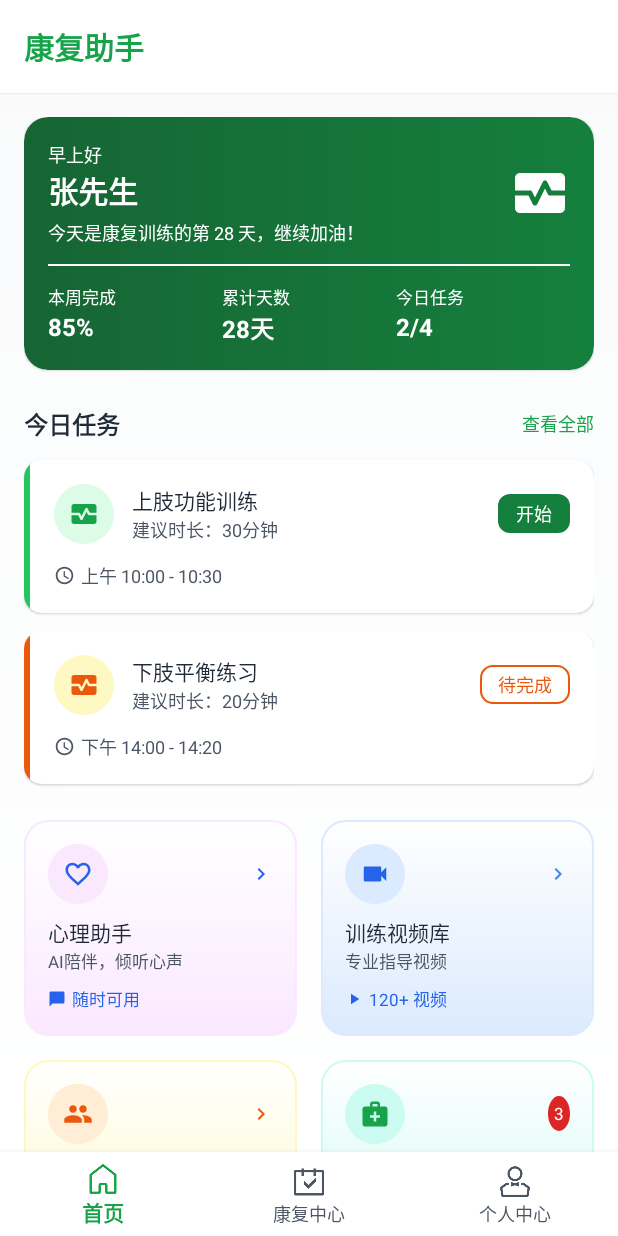
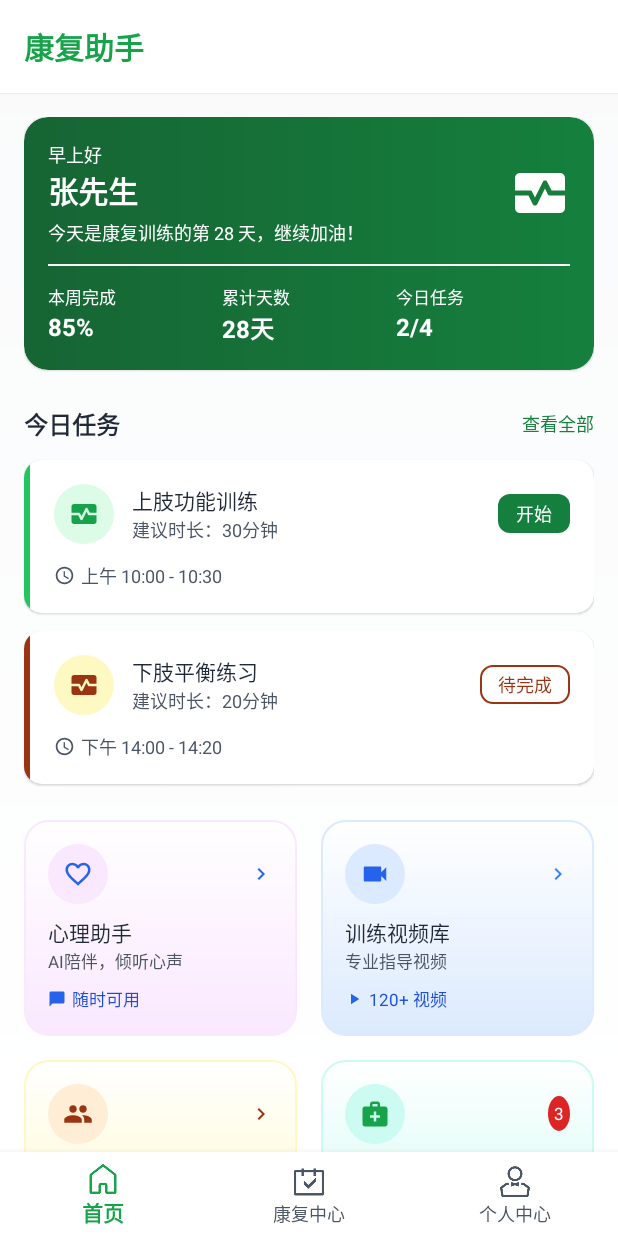
Before and after one commit to aizf27/WinsRehab, an Android app built with Jetpack Compose: the pt_homeFragment screen opened directly, with no data from a screen before it, on a phone screen of 412 x 824 dp. Run offline under Robolectric (Android 15) with nearby library versions, the phone set to English and light mode, and no system bars; our stand-ins replace Room's generated code, navigation-ui.

Commit message:
W1 UI 基础 第4轮：非白字对比度达标 + 守卫扩到任意文字
- 令牌就地加深：on_surface_tertiary #9CA3AF→#6B7280（作文字 4.83/4.63），warning #EA580C→#9A3412（作文字 7.31、容器底 5.99–6.80），一次转绿 20 处提示/空态与 4 处警示文字
- 11 处布局换深档：容器底上的状态/链接文字改 brand_doctor_primary_dark / brand_patient_primary_dark / brand_patient_primary_deep；进行中胶囊改为 status_pending 实底 + on_primary 白字（5.17）；outline 不再当文字色
- DesignTokenTableTest 新增「任意文字必须落在达标底上」：覆盖 textColor / textColorHint（走 style 链与 selector 逐状态）与 on_primary 白图标，底只认 solid/gradient 且显式排除 stroke（否则 bg_button_secondary 误报）
- design.md D1 把「容器底 × 前景色」改成可执行达标组合表，补彩色文字可用性实测与失效控件豁免说明，D8 记录守卫口径
- colors.xml 逐色注释统一三档表述（A ≥4.5 / B 3.0–4.5 仅大字 / C <3.0 禁作文字与其底）

遗留说明：AndroidManifest.xml:42 的 DtInfoActivity 死声明（MissingClass）不在本组执行边界，留到第 2 组随主题改造一并删除，本轮未改该文件。

验证：:app:assembleDebug + :app:testDebugUnitTest 全绿（63 tests / 0 failures）；:app:lintDebug 回到基线口径 4 errors / 546 warnings / 2 hints（唯一 error 即上述遗留 MissingClass）

```diff
--- a/app/src/main/res/layout/activity_create_rehab_plan.xml
+++ b/app/src/main/res/layout/activity_create_rehab_plan.xml
@@ -283,7 +283,7 @@
                     android:layout_height="wrap_content"
                     android:layout_marginTop="@dimen/space_4"
                     android:text="点击右上角‘添加任务’开始创建" android:textAppearance="@style/TextAppearance.WinsRehab.Body12"
-                    android:textColor="@color/outline"
+                    android:textColor="@color/on_surface_tertiary"
                 />
             </LinearLayout>
         </LinearLayout>
--- a/app/src/main/res/layout/fragment_dt_home.xml
+++ b/app/src/main/res/layout/fragment_dt_home.xml
@@ -230,7 +230,7 @@
                         android:layout_width="wrap_content"
                         android:layout_height="wrap_content"
                         android:text="15位患者"
-                        android:textColor="@color/primary" android:textAppearance="@style/TextAppearance.WinsRehab.Body12"
+                        android:textColor="@color/brand_doctor_primary_dark" android:textAppearance="@style/TextAppearance.WinsRehab.Body12"
                         android:textStyle="bold"/>
                 </LinearLayout>
 
@@ -284,7 +284,7 @@
                         android:layout_width="wrap_content"
                         android:layout_height="wrap_content"
                         android:text="3个待审核"
-                        android:textColor="@color/primary" android:textAppearance="@style/TextAppearance.WinsRehab.Body12"
+                        android:textColor="@color/brand_doctor_primary_dark" android:textAppearance="@style/TextAppearance.WinsRehab.Body12"
                         android:textStyle="bold"/>
                 </LinearLayout>
 
@@ -321,7 +321,7 @@
                         android:layout_width="wrap_content"
                         android:layout_height="wrap_content"
                         android:text="2个待制定"
-                        android:textColor="@color/brand_patient_primary" android:textAppearance="@style/TextAppearance.WinsRehab.Body12"
+                        android:textColor="@color/brand_patient_primary_dark" android:textAppearance="@style/TextAppearance.WinsRehab.Body12"
                         android:textStyle="bold"/>
                 </LinearLayout>
 
--- a/app/src/main/res/layout/fragment_pt_home.xml
+++ b/app/src/main/res/layout/fragment_pt_home.xml
@@ -190,7 +190,7 @@
                     android:layout_width="wrap_content"
                     android:layout_height="wrap_content"
                     android:text="查看全部"
-                    android:textColor="@color/brand_patient_primary" android:textAppearance="@style/TextAppearance.WinsRehab.Body12"/>
+                    android:textColor="@color/brand_patient_primary_dark" android:textAppearance="@style/TextAppearance.WinsRehab.Body12"/>
             </LinearLayout>
 
             <!-- 任务 1 (绿色) -->
@@ -381,7 +381,7 @@
 
                     <LinearLayout android:layout_width="wrap_content" android:layout_height="wrap_content" android:gravity="center_vertical">
                         <ImageView android:layout_width="12dp" android:layout_height="12dp" android:src="@drawable/ic_message" app:tint="@color/primary"/>
-                        <TextView android:text="随时可用" android:textAppearance="@style/TextAppearance.WinsRehab.Caption11" android:textColor="@color/primary" android:layout_marginStart="@dimen/space_4" android:layout_width="wrap_content" android:layout_height="wrap_content"/>
+                        <TextView android:text="随时可用" android:textAppearance="@style/TextAppearance.WinsRehab.Caption11" android:textColor="@color/brand_doctor_primary_dark" android:layout_marginStart="@dimen/space_4" android:layout_width="wrap_content" android:layout_height="wrap_content"/>
                     </LinearLayout>
                 </LinearLayout>
 
@@ -411,7 +411,7 @@
 
                     <LinearLayout android:layout_width="wrap_content" android:layout_height="wrap_content" android:gravity="center_vertical">
                         <ImageView android:layout_width="12dp" android:layout_height="12dp" android:src="@drawable/ic_play" app:tint="@color/primary"/>
-                        <TextView android:text="120+ 视频" android:textAppearance="@style/TextAppearance.WinsRehab.Caption11" android:textColor="@color/primary" android:layout_marginStart="@dimen/space_4" android:layout_width="wrap_content" android:layout_height="wrap_content"/>
+                        <TextView android:text="120+ 视频" android:textAppearance="@style/TextAppearance.WinsRehab.Caption11" android:textColor="@color/brand_doctor_primary_dark" android:layout_marginStart="@dimen/space_4" android:layout_width="wrap_content" android:layout_height="wrap_content"/>
                     </LinearLayout>
                 </LinearLayout>
             </LinearLayout>
@@ -468,7 +468,7 @@
                     <TextView android:text="李医生的专业建议" android:textAppearance="@style/TextAppearance.WinsRehab.Caption11" android:textColor="@color/on_surface_secondary" android:layout_marginBottom="@dimen/space_8" android:layout_width="wrap_content" android:layout_height="wrap_content"/>
                     <LinearLayout android:layout_width="wrap_content" android:layout_height="wrap_content" android:gravity="center_vertical">
                         <ImageView android:layout_width="12dp" android:layout_height="12dp" android:src="@drawable/ic_message" app:tint="@color/success"/>
-                        <TextView android:text="3条新消息" android:textAppearance="@style/TextAppearance.WinsRehab.Caption11" android:textColor="@color/success" android:layout_marginStart="@dimen/space_4" android:layout_width="wrap_content" android:layout_height="wrap_content"/>
+                        <TextView android:text="3条新消息" android:textAppearance="@style/TextAppearance.WinsRehab.Caption11" android:textColor="@color/brand_patient_primary_deep" android:layout_marginStart="@dimen/space_4" android:layout_width="wrap_content" android:layout_height="wrap_content"/>
                     </LinearLayout>
                 </LinearLayout>
             </LinearLayout>
--- a/app/src/main/res/layout/item_key_patient.xml
+++ b/app/src/main/res/layout/item_key_patient.xml
@@ -100,7 +100,7 @@
                 android:layout_height="wrap_content"
                 android:layout_marginTop="@dimen/space_4"
                 android:text="肌力↑"
-                android:textColor="@color/success" android:textAppearance="@style/TextAppearance.WinsRehab.Body12" />
+                android:textColor="@color/brand_patient_primary_dark" android:textAppearance="@style/TextAppearance.WinsRehab.Body12" />
 
             <!-- 异常提醒红点 -->
             <ImageView
--- a/app/src/main/res/layout/item_rehab_plan.xml
+++ b/app/src/main/res/layout/item_rehab_plan.xml
@@ -63,9 +63,9 @@
                     android:layout_width="wrap_content"
                     android:layout_height="wrap_content"
                     android:text="进行中" android:textAppearance="@style/TextAppearance.WinsRehab.Body12"
-                    android:textColor="@color/status_pending"
+                    android:textColor="@color/on_primary"
                     android:background="@drawable/bg_chip"
-                    android:backgroundTint="@color/primary_container"
+                    android:backgroundTint="@color/status_pending"
                     android:paddingHorizontal="@dimen/space_12"
                     android:paddingVertical="@dimen/space_4"/>
 
--- a/app/src/main/res/values/colors.xml
+++ b/app/src/main/res/values/colors.xml
@@ -1,53 +1,57 @@
 <?xml version="1.0" encoding="utf-8"?>
 <resources>
     <!-- 界面唯一取色处：只保留语义名，改一处即全站生效 -->
-    <!-- 每色末尾标注与 on_primary（白）的对比度：≥4.5 才可承载白字白图标，<4.5 只能作深底装饰或深底上的文字色 -->
+    <!-- 对比度三档判定（口径见 openspec/changes/ui-foundation-and-page-wiring/design.md D1）：
+         A 档 ≥4.5:1 —— 可承载白字白图标，也可作任意字号文字；
+         B 档 3.0–4.5:1 —— 只能作 ≥18sp 或 ≥14sp bold 的大字，或深底上的文字、图标与装饰填充；
+         C 档 <3.0:1 —— 禁作任何文字与其底，只作描边、分隔线、遮罩与纯装饰。
+         每色注释给两件事：与白字(on_primary)的实测比值；该色作文字时的档位。 -->
 
     <!-- 双端品牌色 -->
-    <color name="brand_doctor_primary">#FF2563EB</color> <!-- 医生端主色；白字 5.17:1 可用 -->
-    <color name="brand_doctor_primary_dark">#FF1D4ED8</color> <!-- 医生端主色深、渐变深端；白字 6.70:1 可用 -->
-    <color name="brand_patient_primary">#FF16A34A</color> <!-- 患者端主色；白字 3.30:1 不足，仅作装饰填充与浅底上的文字 -->
-    <color name="brand_patient_primary_light">#FF22C55E</color> <!-- 患者端辅绿、进度条填充；白字 2.28:1 不足 -->
-    <color name="brand_patient_primary_dark">#FF15803D</color> <!-- 患者端主色深、绿底操作与绿底白字；白字 5.02:1 可用 -->
-    <color name="brand_patient_primary_deep">#FF166534</color> <!-- 患者端主色更深、绿底渐变深端；白字 7.13:1 可用 -->
+    <color name="brand_doctor_primary">#FF2563EB</color> <!-- 医生端主色；白字 5.17:1，作文字 A 档（容器底上仅 4.24–4.81:1 不达标，容器底请用 _dark） -->
+    <color name="brand_doctor_primary_dark">#FF1D4ED8</color> <!-- 医生端主色深、渐变深端；白字 6.70:1，作文字 A 档（浅底与容器底 5.49–6.24:1 全达标） -->
+    <color name="brand_patient_primary">#FF16A34A</color> <!-- 患者端主色；白字 3.30:1，作文字 B 档（只够大字；浅底文字请用 _dark/_deep，填充与图标可用本档） -->
+    <color name="brand_patient_primary_light">#FF22C55E</color> <!-- 患者端辅绿、进度条填充；白字 2.28:1，C 档禁作文字与白字底 -->
+    <color name="brand_patient_primary_dark">#FF15803D</color> <!-- 患者端主色深、绿底操作与绿底白字；白字 5.02:1，作文字 A 档（surface/surface_variant 5.02/4.80，success_container 4.57 达标） -->
+    <color name="brand_patient_primary_deep">#FF166534</color> <!-- 患者端主色更深、绿底渐变深端；白字 7.13:1，作文字 A 档（6 个容器底 5.84–6.64:1 全达标） -->
 
     <!-- 表面与文字 -->
-    <color name="surface">#FFFFFFFF</color> <!-- 卡片与页面底色；白字 1.00:1 不可承载 -->
-    <color name="surface_variant">#FFF9FAFB</color> <!-- 次级表面、浅色底块；白字 1.05:1 不可承载 -->
-    <color name="on_surface">#FF1F2937</color> <!-- 主要文字；白字 14.68:1 可用（深底反白） -->
-    <color name="on_surface_secondary">#FF4B5563</color> <!-- 次要文字；白字 7.56:1 可用 -->
-    <color name="on_surface_tertiary">#FF9CA3AF</color> <!-- 提示文字与占位；白字 2.54:1 不足 -->
-    <color name="outline">#FFD1D5DB</color> <!-- 描边；白字 1.47:1 不可承载 -->
-    <color name="divider">#FFE5E7EB</color> <!-- 分隔线；白字 1.24:1 不可承载 -->
+    <color name="surface">#FFFFFFFF</color> <!-- 卡片与页面底色；白字 1.00:1，C 档禁作文字与白字底 -->
+    <color name="surface_variant">#FFF9FAFB</color> <!-- 次级表面、浅色底块；白字 1.05:1，C 档禁作文字与白字底 -->
+    <color name="on_surface">#FF1F2937</color> <!-- 主要文字、正文与标题；白字 14.68:1，作文字 A 档（容器底 12.03–13.67:1） -->
+    <color name="on_surface_secondary">#FF4B5563</color> <!-- 次要文字、标签与辅助信息；白字 7.56:1，作文字 A 档（容器底 6.19–7.04:1） -->
+    <color name="on_surface_tertiary">#FF6B7280</color> <!-- 三级文字、提示与空态；白字 4.83:1，作文字 A 档（仅 surface/surface_variant 4.83/4.63；容器底 3.96–4.50 不达标） -->
+    <color name="outline">#FFD1D5DB</color> <!-- 描边；白字 1.47:1，C 档禁作文字 -->
+    <color name="divider">#FFE5E7EB</color> <!-- 分隔线；白字 1.24:1，C 档禁作文字 -->
 
     <!-- 通用主色与反色文字 -->
-    <color name="primary">#FF2563EB</color> <!-- 主操作色、蓝底按钮与渐变浅端；白字 5.17:1 可用 -->
-    <color name="on_primary">#FFFFFFFF</color> <!-- 主色上的文字与图标（白） -->
+    <color name="primary">#FF2563EB</color> <!-- 主操作色、蓝底按钮与渐变浅端；白字 5.17:1，作文字 A 档（容器底 4.24–4.81 不达标，容器底请用 brand_doctor_primary_dark） -->
+    <color name="on_primary">#FFFFFFFF</color> <!-- 主色上的文字与图标（白）；只允许落在 A 档实底上 -->
 
     <!-- 语义反馈色 -->
-    <color name="success">#FF16A34A</color> <!-- 成功、已完成；白字 3.30:1 不足，仅作浅底上的文字与装饰 -->
-    <color name="warning">#FFEA580C</color> <!-- 警示、待处理；白字 3.56:1 不足 -->
-    <color name="danger">#FFDC2626</color> <!-- 错误、驳回；白字 4.83:1 可用 -->
-    <color name="info">#FF3B82F6</color> <!-- 信息提示、标签选中色；白字 3.68:1 不足 -->
+    <color name="success">#FF16A34A</color> <!-- 成功、已完成（图标与填充）；白字 3.30:1，作文字 B 档（只够大字；正文字请用 brand_patient_primary_dark/_deep） -->
+    <color name="warning">#FF9A3412</color> <!-- 警示、待处理；白字 7.31:1，作文字 A 档（浅底 7.31、容器底 5.99–6.80:1 全达标） -->
+    <color name="danger">#FFDC2626</color> <!-- 错误、驳回；白字 4.83:1，作文字 A 档（浅底 4.83；容器底 3.96–4.50 不达标） -->
+    <color name="info">#FF3B82F6</color> <!-- 信息提示、标签选中色；白字 3.68:1，作文字 B 档（只够大字；容器底 3.01–3.42 不达标） -->
 
     <!-- 禁用与遮罩 -->
-    <color name="disabled_bg">#FFE5E7EB</color> <!-- 禁用态底色；白字 1.24:1 不可承载 -->
-    <color name="disabled_fg">#FF9CA3AF</color> <!-- 禁用态前景；白字 2.54:1 不足 -->
-    <color name="scrim">#33000000</color> <!-- 半透明遮罩与阴影；半透明不承载白字 -->
+    <color name="disabled_bg">#FFE5E7EB</color> <!-- 禁用态底色；白字 1.24:1，C 档只作底 -->
+    <color name="disabled_fg">#FF9CA3AF</color> <!-- 禁用态前景；白字 2.54:1，C 档；失效控件不受 4.5 门槛约束（WCAG 1.4.3 豁免），仅表示不可操作 -->
+    <color name="scrim">#33000000</color> <!-- 半透明遮罩与阴影；半透明不承载任何文字 -->
 
-    <!-- 浅色容器底：卡片、图标圆底、标签底专用，一律配 on_surface 系文字，不配 on_primary -->
-    <color name="primary_container">#FFDBEAFE</color> <!-- 主色浅底；白字 1.22:1 不可承载 -->
-    <color name="success_container">#FFDCFCE7</color> <!-- 成功浅底；白字 1.10:1 不可承载 -->
-    <color name="warning_container">#FFFFEDD5</color> <!-- 警示浅底；白字 1.15:1 不可承载 -->
-    <color name="info_container">#FFCCFBF1</color> <!-- 信息浅底（青）；白字 1.13:1 不可承载 -->
-    <color name="accent_container">#FFFAE8FF</color> <!-- 强调浅底（紫粉）；白字 1.16:1 不可承载 -->
-    <color name="notice_container">#FFFEF9C3</color> <!-- 提醒浅底（黄）；白字 1.07:1 不可承载 -->
-    <color name="on_primary_overlay">#33FFFFFF</color> <!-- 品牌色底上的半透明容器层；半透明不承载白字 -->
+    <!-- 浅色容器底：卡片、图标圆底、标签底专用；文字只能配 on_surface / on_surface_secondary / brand_doctor_primary_dark / brand_patient_primary_deep / warning，绝不配 on_primary -->
+    <color name="primary_container">#FFDBEAFE</color> <!-- 主色浅底；白字 1.22:1，C 档只作底 -->
+    <color name="success_container">#FFDCFCE7</color> <!-- 成功浅底；白字 1.10:1，C 档只作底 -->
+    <color name="warning_container">#FFFFEDD5</color> <!-- 警示浅底；白字 1.15:1，C 档只作底 -->
+    <color name="info_container">#FFCCFBF1</color> <!-- 信息浅底（青）；白字 1.13:1，C 档只作底 -->
+    <color name="accent_container">#FFFAE8FF</color> <!-- 强调浅底（紫粉）；白字 1.16:1，C 档只作底 -->
+    <color name="notice_container">#FFFEF9C3</color> <!-- 提醒浅底（黄）；白字 1.07:1，C 档只作底 -->
+    <color name="on_primary_overlay">#33FFFFFF</color> <!-- 品牌色底上的半透明容器层；半透明不承载任何文字 -->
 
     <!-- 任务与计划状态 -->
-    <color name="status_pending">#FF2563EB</color> <!-- 待执行；白字 5.17:1 可用 -->
-    <color name="status_completed">#FF16A34A</color> <!-- 已完成；白字 3.30:1 不足 -->
-    <color name="status_skipped_rejected">#FF6B7280</color> <!-- 已跳过、已驳回；白字 4.83:1 可用 -->
-    <color name="status_review">#FFEA580C</color> <!-- 待审核；白字 3.56:1 不足 -->
+    <color name="status_pending">#FF2563EB</color> <!-- 待执行；白字 5.17:1，A 档：可作实底配 on_primary，也可作 surface 上的文字（压容器底 4.24–4.81 不达标，那种场合文字请用 brand_doctor_primary_dark） -->
+    <color name="status_completed">#FF16A34A</color> <!-- 已完成；白字 3.30:1，作文字 B 档（只够大字） -->
+    <color name="status_skipped_rejected">#FF6B7280</color> <!-- 已跳过、已驳回；白字 4.83:1，作文字 A 档（浅底 4.83；容器底 3.96–4.50 不达标） -->
+    <color name="status_review">#FFEA580C</color> <!-- 待审核；白字 3.56:1，作文字 B 档（只够大字） -->
 
 </resources>
```
Also changed, not shown: 2 other files.
